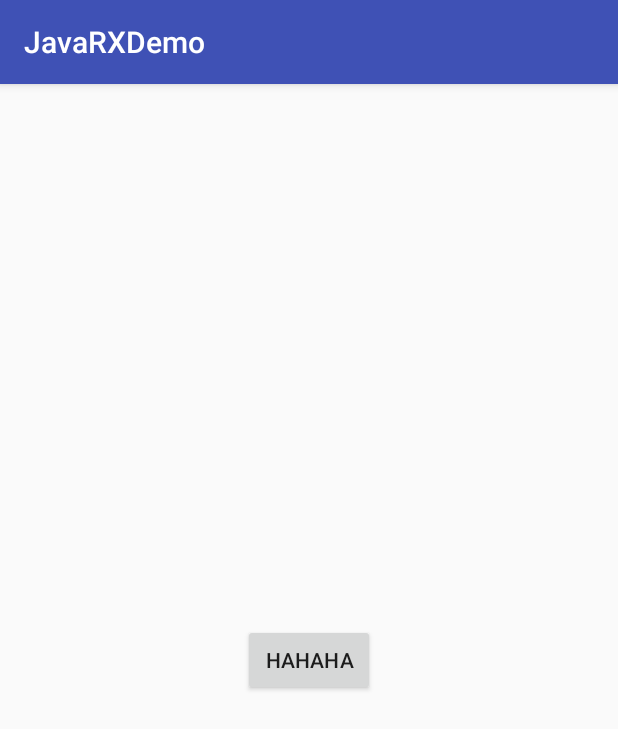
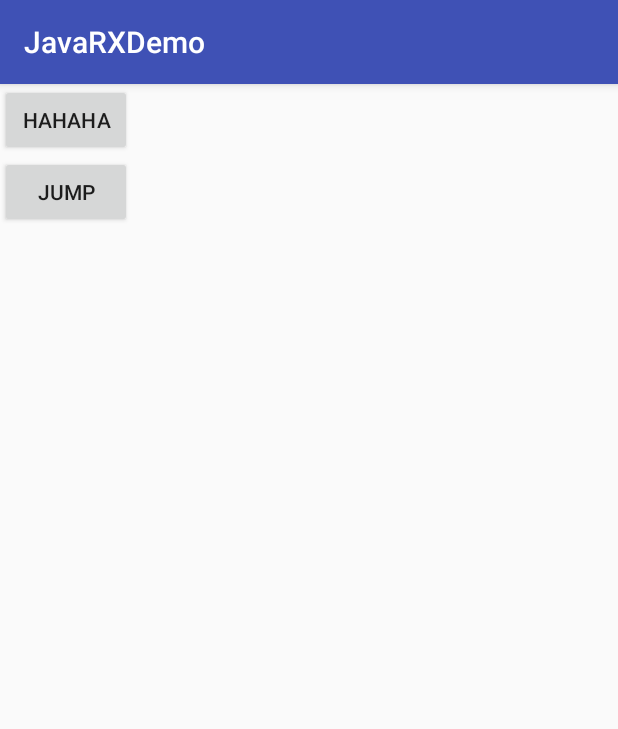
Before and after one commit to reyhoo/collection, an Android app: the screen it shows after launch (MainActivity), on a phone screen of 412 x 824 dp. Shown: the top 729 px of the screen. Run offline under Robolectric (Android 15) with nearby library versions, the phone set to English and light mode, and no system bars; libraries missing offline, so code that uses them is left out: rx.android.schedulers, rx.functions, rx.schedulers.

Commit message:
增加JavaRxDemo

```diff
--- a/JavaRXDemo/app/src/main/AndroidManifest.xml
+++ b/JavaRXDemo/app/src/main/AndroidManifest.xml
@@ -4,6 +4,7 @@
 
     <application
         android:allowBackup="true"
+        android:name=".App"
         android:icon="@mipmap/ic_launcher"
         android:label="@string/app_name"
         android:roundIcon="@mipmap/ic_launcher_round"
@@ -16,6 +17,7 @@
                 <category android:name="android.intent.category.LAUNCHER" />
             </intent-filter>
         </activity>
+        <activity android:name=".SecondActivity"  ></activity>
     </application>
 
 </manifest>
--- /dev/null
+++ b/JavaRXDemo/app/src/main/java/com/example/administrator/javarxdemo/App.java
@@ -0,0 +1,18 @@
+package com.example.administrator.javarxdemo;
+
+import android.app.Application;
+import android.content.Context;
+
+/**
+ * Created by Administrator on 2017/4/7.
+ */
+
+public class App  extends Application {
+
+    public static Context instance;
+    @Override
+    public void onCreate() {
+        super.onCreate();
+        instance = this;
+    }
+}
--- a/JavaRXDemo/app/src/main/java/com/example/administrator/javarxdemo/MainActivity.java
+++ b/JavaRXDemo/app/src/main/java/com/example/administrator/javarxdemo/MainActivity.java
@@ -3,6 +3,7 @@ package com.example.administrator.javarxdemo;
 import android.app.Activity;
 import android.app.Dialog;
 import android.content.DialogInterface;
+import android.content.Intent;
 import android.support.v7.app.AppCompatActivity;
 import android.os.Bundle;
 import android.util.Log;
@@ -277,6 +278,16 @@ public class MainActivity extends AppCompatActivity {
                 });
             }
         });
+
+
+        findViewById(R.id.btn_jump).setOnClickListener(new View.OnClickListener() {
+            @Override
+            public void onClick(View v) {
+                Intent intent = new Intent(getApplication(), SecondActivity.class);
+//                intent.setFlags(Intent.FLAG_ACTIVITY_NEW_TASK);
+                startActivity(intent);
+            }
+        });
     }
 
     @Override
--- a/JavaRXDemo/app/src/main/res/layout/activity_main.xml
+++ b/JavaRXDemo/app/src/main/res/layout/activity_main.xml
@@ -1,9 +1,10 @@
 <?xml version="1.0" encoding="utf-8"?>
-<android.support.constraint.ConstraintLayout xmlns:android="http://schemas.android.com/apk/res/android"
+<LinearLayout xmlns:android="http://schemas.android.com/apk/res/android"
     xmlns:app="http://schemas.android.com/apk/res-auto"
     xmlns:tools="http://schemas.android.com/tools"
     android:layout_width="match_parent"
     android:layout_height="match_parent"
+    android:orientation="vertical"
     tools:context="com.example.administrator.javarxdemo.MainActivity">
 
     <Button
@@ -15,5 +16,14 @@
         app:layout_constraintLeft_toLeftOf="parent"
         app:layout_constraintRight_toRightOf="parent"
         app:layout_constraintTop_toTopOf="parent" />
+    <Button
+        android:id="@+id/btn_jump"
+        android:layout_width="wrap_content"
+        android:layout_height="wrap_content"
+        android:text="jump"
+        app:layout_constraintBottom_toBottomOf="parent"
+        app:layout_constraintLeft_toLeftOf="parent"
+        app:layout_constraintRight_toRightOf="parent"
+        app:layout_constraintTop_toTopOf="parent" />
 
-</android.support.constraint.ConstraintLayout>
+</LinearLayout>
--- a/TouchShow/app/src/main/java/com/example/administrator/touchshow/MainActivity.java
+++ b/TouchShow/app/src/main/java/com/example/administrator/touchshow/MainActivity.java
@@ -44,7 +44,7 @@ public class MainActivity extends AppCompatActivity {
                         break;
                 }
                 Log.i("MyTextView_","onTouch:"+action);
-                return true;
+                return false;
             }
         });
     }
--- a/TouchShow/app/src/main/java/com/example/administrator/touchshow/MyLinearLayout.java
+++ b/TouchShow/app/src/main/java/com/example/administrator/touchshow/MyLinearLayout.java
@@ -113,7 +113,7 @@ public class MyLinearLayout extends LinearLayout {
                 break;
         }
         Log.i(TAG,"onInterceptTouchEvent:"+action);
-//        return super.onInterceptTouchEvent(event);
-        return true;
+        return super.onInterceptTouchEvent(event);
+//        return true;
     }
 }
```
Also changed, not shown: JavaRXDemo/app/src/main/java/com/example/administrator/javarxdemo/SecondActivity.java (added, +22 -0 lines).
